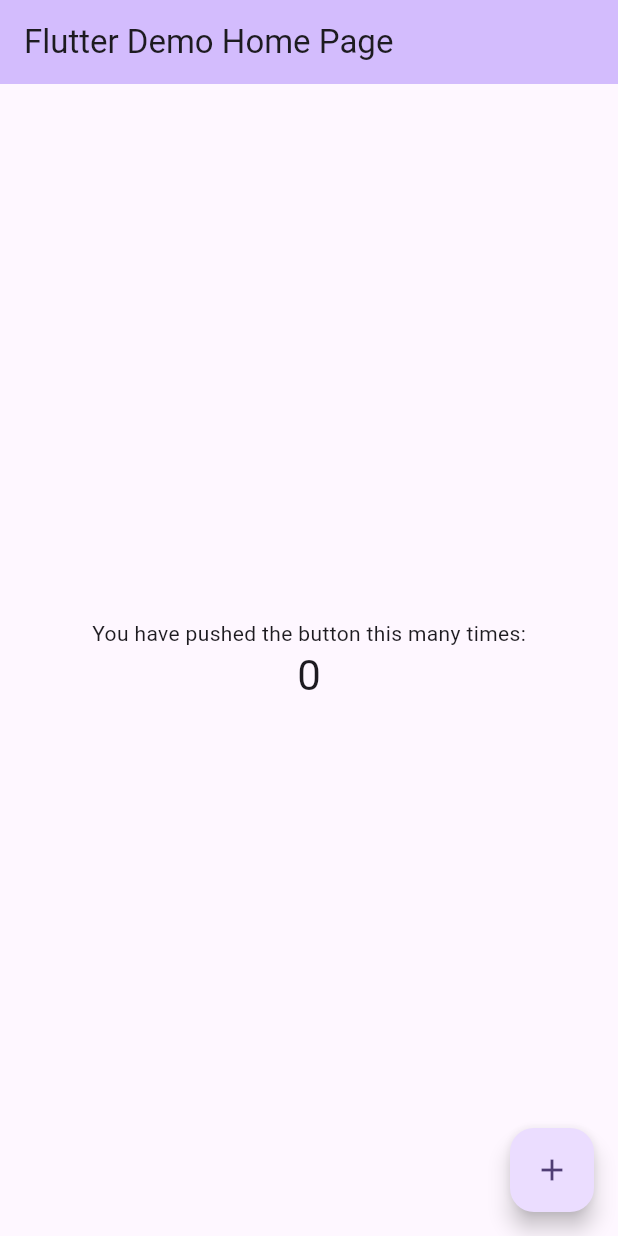
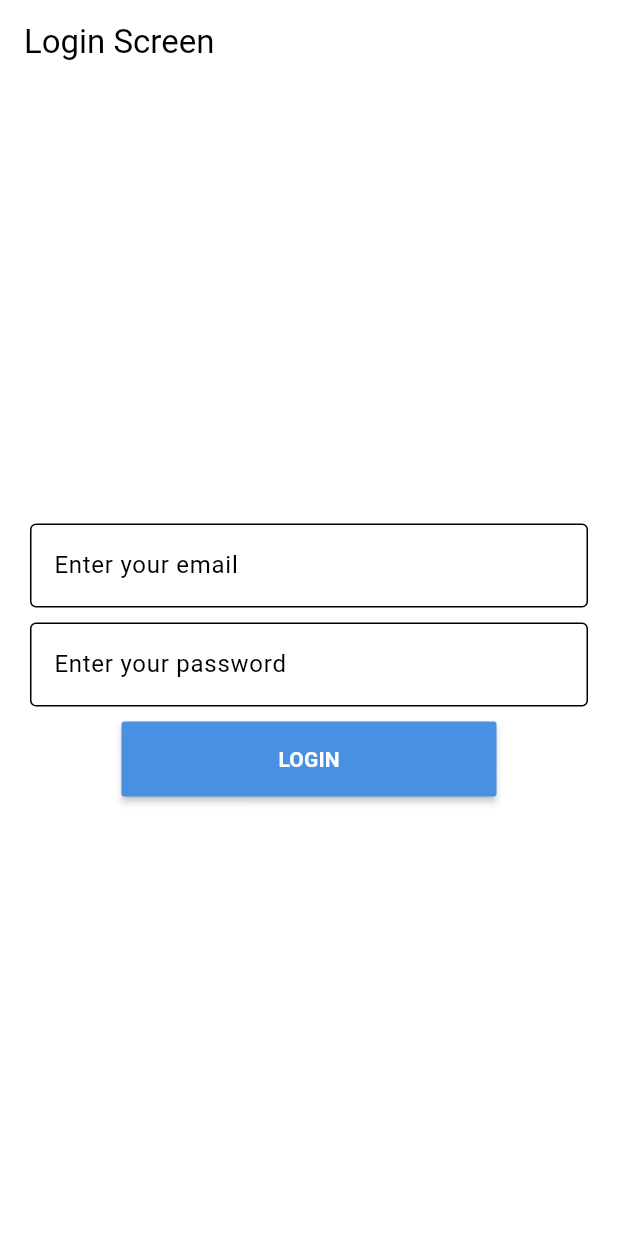
Before and after one commit to vyphuong2001122/event-management-app, a Flutter app: the screen it shows after launch, on a phone screen of 412 x 824 dp. Run offline on Flutter 3.47's test engine with Material 3 defaults, Android fonts, the light colour scheme and no system bars.

Commit message:
[FE] Login screen

```diff
--- a/frontend/lib/main.dart
+++ b/frontend/lib/main.dart
@@ -1,3 +1,5 @@
+import 'package:event_management_app/colors.dart';
+import 'package:event_management_app/view/login_screen.dart';
 import 'package:flutter/material.dart';
 
 void main() {
@@ -7,119 +9,20 @@
 class MyApp extends StatelessWidget {
   const MyApp({super.key});
 
-  // This widget is the root of your application.
   @override
   Widget build(BuildContext context) {
     return MaterialApp(
-      title: 'Flutter Demo',
+      title: 'Event Management Application',
       theme: ThemeData(
-        // This is the theme of your application.
-        //
-        // TRY THIS: Try running your application with "flutter run". You'll see
-        // the application has a purple toolbar. Then, without quitting the app,
-        // try changing the seedColor in the colorScheme below to Colors.green
-        // and then invoke "hot reload" (save your changes or press the "hot
-        // reload" button in a Flutter-supported IDE, or press "r" if you used
-        // the command line to start the app).
-        //
-        // Notice that the counter didn't reset back to zero; the application
-        // state is not lost during the reload. To reset the state, use hot
-        // restart instead.
-        //
-        // This works for code too, not just values: Most code changes can be
-        // tested with just a hot reload.
-        colorScheme: ColorScheme.fromSeed(seedColor: Colors.deepPurple),
+        colorScheme: ColorScheme.light(
+          background: backgroundColor,
+          primary: primaryColor,
+          secondary: secondaryColor,
+        ),
         useMaterial3: true,
       ),
-      home: const MyHomePage(title: 'Flutter Demo Home Page'),
+      debugShowCheckedModeBanner: false,
+      home: const LoginScreen(),
     );
   }
 }
-
-class MyHomePage extends StatefulWidget {
-  const MyHomePage({super.key, required this.title});
-
-  // This widget is the home page of your application. It is stateful, meaning
-  // that it has a State object (defined below) that contains fields that affect
-  // how it looks.
-
-  // This class is the configuration for the state. It holds the values (in this
-  // case the title) provided by the parent (in this case the App widget) and
-  // used by the build method of the State. Fields in a Widget subclass are
-  // always marked "final".
-
-  final String title;
-
-  @override
-  State<MyHomePage> createState() => _MyHomePageState();
-}
-
-class _MyHomePageState extends State<MyHomePage> {
-  int _counter = 0;
-
-  void _incrementCounter() {
-    setState(() {
-      // This call to setState tells the Flutter framework that something has
-      // changed in this State, which causes it to rerun the build method below
-      // so that the display can reflect the updated values. If we changed
-      // _counter without calling setState(), then the build method would not be
-      // called again, and so nothing would appear to happen.
-      _counter++;
-    });
-  }
-
-  @override
-  Widget build(BuildContext context) {
-    // This method is rerun every time setState is called, for instance as done
-    // by the _incrementCounter method above.
-    //
-    // The Flutter framework has been optimized to make rerunning build methods
-    // fast, so that you can just rebuild anything that needs updating rather
-    // than having to individually change instances of widgets.
-    return Scaffold(
-      appBar: AppBar(
-        // TRY THIS: Try changing the color here to a specific color (to
-        // Colors.amber, perhaps?) and trigger a hot reload to see the AppBar
-        // change color while the other colors stay the same.
-        backgroundColor: Theme.of(context).colorScheme.inversePrimary,
-        // Here we take the value from the MyHomePage object that was created by
-        // the App.build method, and use it to set our appbar title.
-        title: Text(widget.title),
-      ),
-      body: Center(
-        // Center is a layout widget. It takes a single child and positions it
-        // in the middle of the parent.
-        child: Column(
-          // Column is also a layout widget. It takes a list of children and
-          // arranges them vertically. By default, it sizes itself to fit its
-          // children horizontally, and tries to be as tall as its parent.
-          //
-          // Column has various properties to control how it sizes itself and
-          // how it positions its children. Here we use mainAxisAlignment to
-          // center the children vertically; the main axis here is the vertical
-          // axis because Columns are vertical (the cross axis would be
-          // horizontal).
-          //
-          // TRY THIS: Invoke "debug painting" (choose the "Toggle Debug Paint"
-          // action in the IDE, or press "p" in the console), to see the
-          // wireframe for each widget.
-          mainAxisAlignment: MainAxisAlignment.center,
-          children: <Widget>[
-            const Text(
-              'You have pushed the button this many times:',
-            ),
-            Text(
-              '$_counter',
-              style: Theme.of(context).textTheme.headlineMedium,
-            ),
-          ],
-        ),
-      ),
-      floatingActionButton: FloatingActionButton(
-        onPressed: _incrementCounter,
-        tooltip: 'Increment',
-        child: const Icon(Icons.add),
-      ), // This trailing comma makes auto-formatting nicer for build methods.
-    );
-  }
-}
--- /dev/null
+++ b/frontend/lib/view/login_screen.dart
@@ -0,0 +1,87 @@
+import 'package:event_management_app/colors.dart';
+import 'package:flutter/material.dart';
+
+class LoginScreen extends StatefulWidget {
+  const LoginScreen({super.key});
+
+  @override
+  State<LoginScreen> createState() => _LoginScreenState();
+}
+
+class _LoginScreenState extends State<LoginScreen> {
+  final loginFormKey = GlobalKey<FormState>();
+
+  final TextEditingController emailController = TextEditingController();
+  final TextEditingController passwordController = TextEditingController();
+
+  @override
+  Widget build(BuildContext context) {
+    return Scaffold(
+      appBar: AppBar(
+        title: Text('Login Screen'),
+      ),
+      body: Form(
+        key: loginFormKey,
+        child: Padding(
+          padding: EdgeInsets.symmetric(horizontal: 20),
+          child: Column(
+            mainAxisAlignment: MainAxisAlignment.center,
+            children: [
+              TextFormField(
+                decoration: InputDecoration(
+                  border: OutlineInputBorder(),
+                  hintText: 'Enter your email',
+                ),
+                controller: emailController,
+                keyboardType: TextInputType.emailAddress,
+                validator: (value) {
+                  if (value == null || value.isEmpty) {
+                    return 'Email required';
+                  }
+                  return null;
+                },
+              ),
+              SizedBox(height: 10),
+              TextFormField(
+                decoration: InputDecoration(
+                  border: OutlineInputBorder(),
+                  hintText: 'Enter your password',
+                ),
+                controller: passwordController,
+                keyboardType: TextInputType.visiblePassword,
+                obscureText: true,
+                validator: (value) {
+                  if (value == null || value.isEmpty) {
+                    return 'Password required';
+                  }
+                  return null;
+                },
+              ),
+              SizedBox(height: 10),
+              MaterialButton(
+                onPressed: () {
+                  login();
+                },
+                minWidth: 250,
+                height: 50,
+                textColor: Colors.white,
+                color: primaryColor,
+                child: Text(
+                  'LOGIN',
+                  style: TextStyle(fontWeight: FontWeight.w600),
+                ),
+              )
+            ],
+          ),
+        ),
+      ),
+    );
+  }
+
+  void login() {
+    // Thành công
+    if (loginFormKey.currentState!.validate()) {
+      print('Success');
+    }
+  }
+}
```
